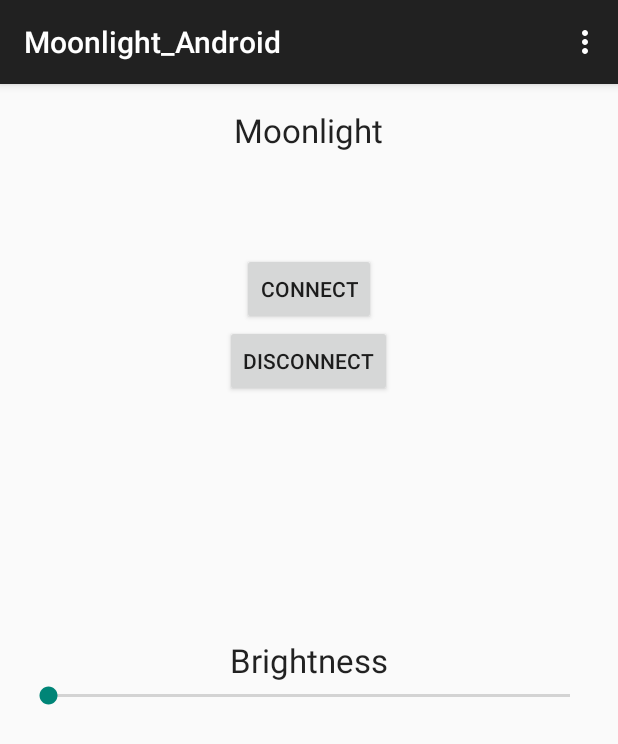
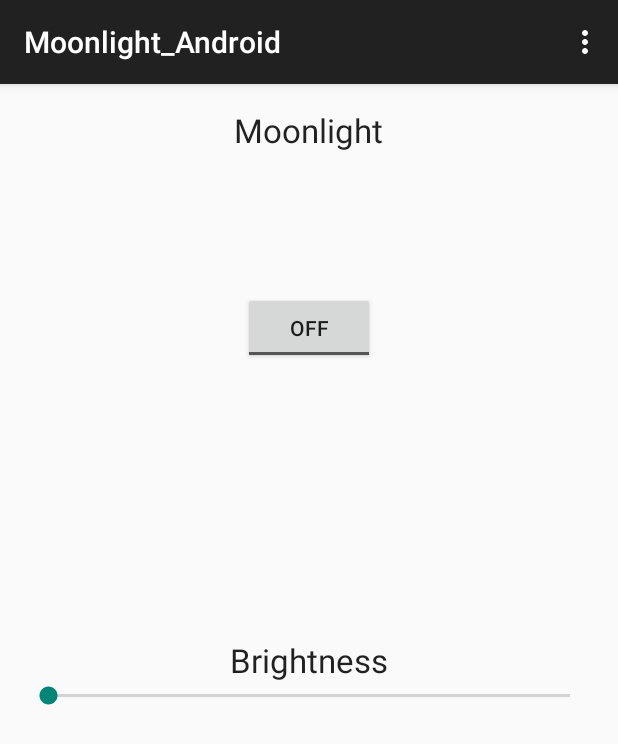
Before and after one commit to reymatias/Moonlight, an Android app: the screen it shows after launch (MainActivity), on a phone screen of 412 x 824 dp. Shown: the top 744 px of the screen. Run offline under Robolectric (Android 15) with nearby library versions, the phone set to English and light mode, and no system bars.

```diff
--- a/Android/Moonlight_Android/app/src/main/res/layout/activity_main.xml
+++ b/Android/Moonlight_Android/app/src/main/res/layout/activity_main.xml
@@ -4,15 +4,6 @@
     android:paddingRight="@dimen/activity_horizontal_margin"
     android:paddingTop="@dimen/activity_vertical_margin"
     android:paddingBottom="@dimen/activity_vertical_margin" tools:context=".MainActivity">
-
-    <Button
-        android:layout_width="wrap_content"
-        android:layout_height="wrap_content"
-        android:text="Connect"
-        android:id="@+id/button"
-        android:layout_marginTop="67dp"
-        android:layout_below="@+id/textView"
-        android:layout_centerHorizontal="true" />
 
     <SeekBar
         android:layout_width="wrap_content"
@@ -31,14 +22,6 @@
         android:layout_centerVertical="true"
         android:layout_centerHorizontal="true" />
 
-    <Button
-        android:layout_width="wrap_content"
-        android:layout_height="wrap_content"
-        android:text="Disconnect"
-        android:id="@+id/button2"
-        android:layout_below="@+id/button"
-        android:layout_centerHorizontal="true" />
-
     <TextView
         android:layout_width="wrap_content"
         android:layout_height="wrap_content"
@@ -47,4 +30,13 @@
         android:id="@+id/textView"
         android:layout_alignParentTop="true"
         android:layout_centerHorizontal="true" />
+
+    <ToggleButton
+        android:layout_width="wrap_content"
+        android:layout_height="wrap_content"
+        android:text="New ToggleButton"
+        android:id="@+id/toggleButton"
+        android:layout_below="@+id/textView"
+        android:layout_centerHorizontal="true"
+        android:layout_marginTop="93dp" />
 </RelativeLayout>
```
Also changed, not shown: 2 other files.
